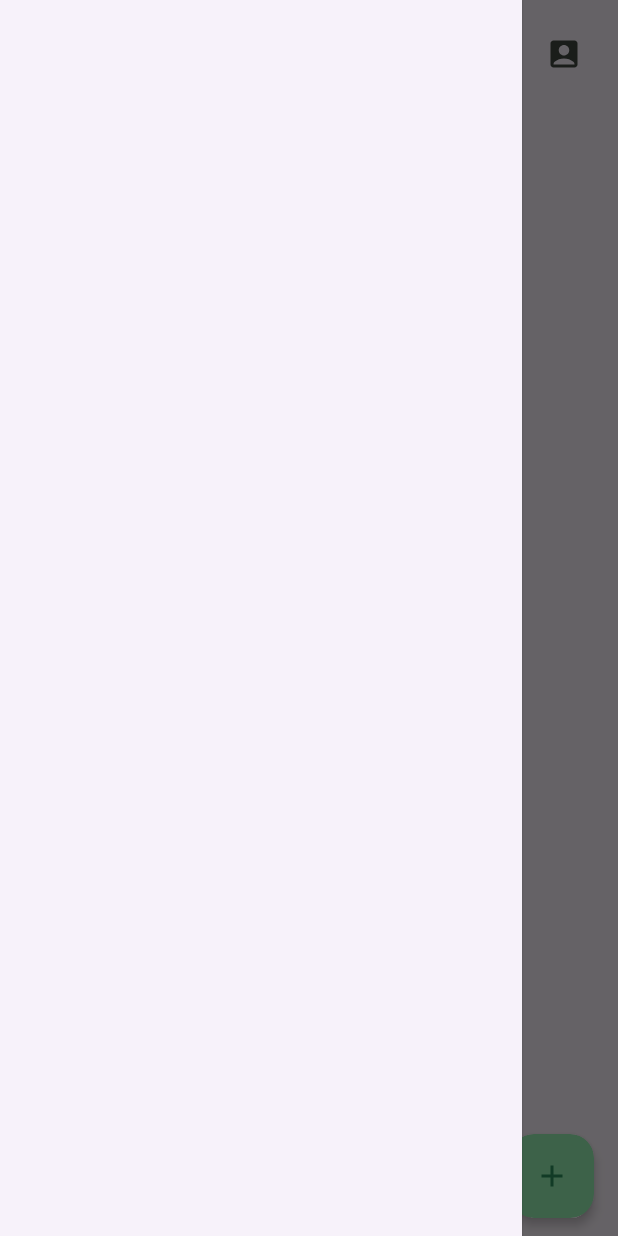
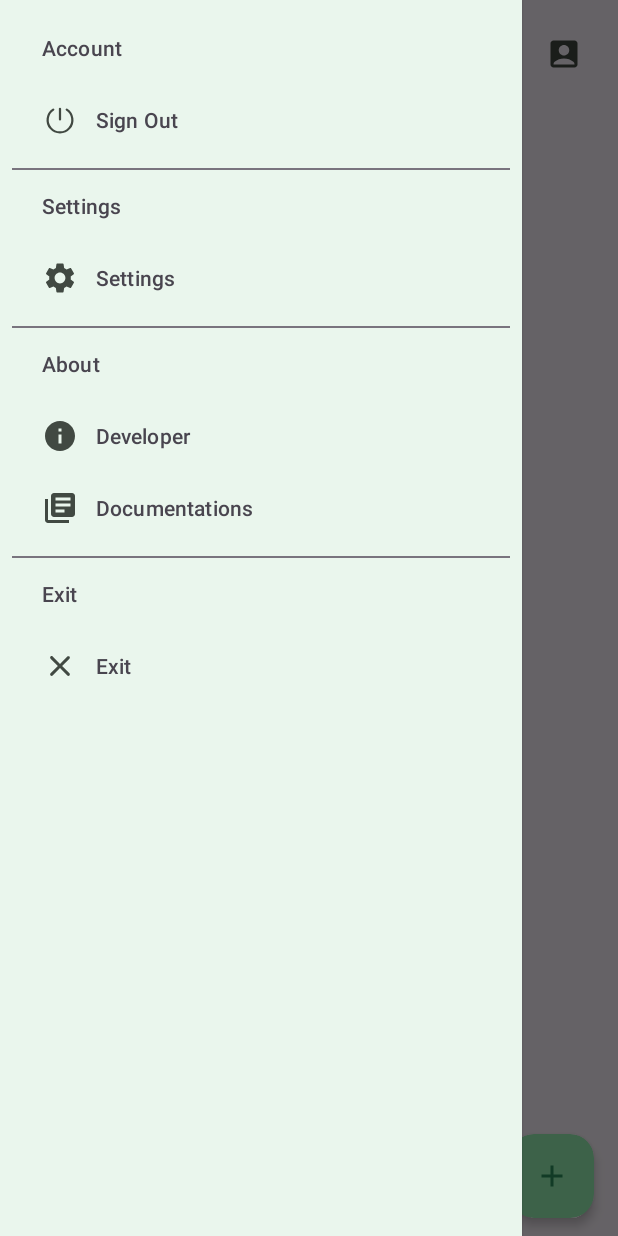
Before and after one commit to 1405yuga/PinTask, an Android app: the DisplayTaskFragment screen opened through its navigation route, with the side drawer open, on a phone screen of 412 x 824 dp. Run offline under Robolectric (Android 15) with nearby library versions, the phone set to English and light mode, and no system bars; our stand-ins replace Firebase (no records; nobody signed in at launch, a user with empty details on screens opened directly).

Commit message:
added navigation drawer

```diff
--- a/app/src/main/java/com/example/pintask/MainFragments/DisplayTaskFragment.kt
+++ b/app/src/main/java/com/example/pintask/MainFragments/DisplayTaskFragment.kt
@@ -6,16 +6,24 @@
 import android.view.View
 import android.view.ViewGroup
 import com.example.pintask.R
+import com.example.pintask.databinding.FragmentDisplayTaskBinding
 
 
 class DisplayTaskFragment : Fragment() {
 
+    private lateinit var binding: FragmentDisplayTaskBinding
     override fun onCreateView(
         inflater: LayoutInflater, container: ViewGroup?,
         savedInstanceState: Bundle?
     ): View? {
-        // Inflate the layout for this fragment
-        return inflater.inflate(R.layout.fragment_display_task, container, false)
+        binding = FragmentDisplayTaskBinding.inflate(inflater,container,false)
+        binding.apply {
+            navigationMenu.setOnClickListener {
+                binding.drawerLayout.open()
+            }
+        }
+
+        return binding.root
     }
 
 }
--- /dev/null
+++ b/app/src/main/res/drawable/baseline_about_24.xml
@@ -0,0 +1,5 @@
+<vector android:height="24dp" android:tint="#000000"
+    android:viewportHeight="24" android:viewportWidth="24"
+    android:width="24dp" xmlns:android="http://schemas.android.com/apk/res/android">
+    <path android:fillColor="@android:color/white" android:pathData="M12,2C6.48,2 2,6.48 2,12s4.48,10 10,10 10,-4.48 10,-10S17.52,2 12,2zM13,17h-2v-6h2v6zM13,9h-2L11,7h2v2z"/>
+</vector>
--- /dev/null
+++ b/app/src/main/res/drawable/baseline_documentations_24.xml
@@ -0,0 +1,5 @@
+<vector android:autoMirrored="true" android:height="24dp"
+    android:tint="#000000" android:viewportHeight="24"
+    android:viewportWidth="24" android:width="24dp" xmlns:android="http://schemas.android.com/apk/res/android">
+    <path android:fillColor="@android:color/white" android:pathData="M4,6L2,6v14c0,1.1 0.9,2 2,2h14v-2L4,20L4,6zM20,2L8,2c-1.1,0 -2,0.9 -2,2v12c0,1.1 0.9,2 2,2h12c1.1,0 2,-0.9 2,-2L22,4c0,-1.1 -0.9,-2 -2,-2zM19,11L9,11L9,9h10v2zM15,15L9,15v-2h6v2zM19,7L9,7L9,5h10v2z"/>
+</vector>
--- /dev/null
+++ b/app/src/main/res/drawable/baseline_settings_24.xml
@@ -0,0 +1,5 @@
+<vector android:height="24dp" android:tint="#000000"
+    android:viewportHeight="24" android:viewportWidth="24"
+    android:width="24dp" xmlns:android="http://schemas.android.com/apk/res/android">
+    <path android:fillColor="@android:color/white" android:pathData="M19.14,12.94c0.04,-0.3 0.06,-0.61 0.06,-0.94c0,-0.32 -0.02,-0.64 -0.07,-0.94l2.03,-1.58c0.18,-0.14 0.23,-0.41 0.12,-0.61l-1.92,-3.32c-0.12,-0.22 -0.37,-0.29 -0.59,-0.22l-2.39,0.96c-0.5,-0.38 -1.03,-0.7 -1.62,-0.94L14.4,2.81c-0.04,-0.24 -0.24,-0.41 -0.48,-0.41h-3.84c-0.24,0 -0.43,0.17 -0.47,0.41L9.25,5.35C8.66,5.59 8.12,5.92 7.63,6.29L5.24,5.33c-0.22,-0.08 -0.47,0 -0.59,0.22L2.74,8.87C2.62,9.08 2.66,9.34 2.86,9.48l2.03,1.58C4.84,11.36 4.8,11.69 4.8,12s0.02,0.64 0.07,0.94l-2.03,1.58c-0.18,0.14 -0.23,0.41 -0.12,0.61l1.92,3.32c0.12,0.22 0.37,0.29 0.59,0.22l2.39,-0.96c0.5,0.38 1.03,0.7 1.62,0.94l0.36,2.54c0.05,0.24 0.24,0.41 0.48,0.41h3.84c0.24,0 0.44,-0.17 0.47,-0.41l0.36,-2.54c0.59,-0.24 1.13,-0.56 1.62,-0.94l2.39,0.96c0.22,0.08 0.47,0 0.59,-0.22l1.92,-3.32c0.12,-0.22 0.07,-0.47 -0.12,-0.61L19.14,12.94zM12,15.6c-1.98,0 -3.6,-1.62 -3.6,-3.6s1.62,-3.6 3.6,-3.6s3.6,1.62 3.6,3.6S13.98,15.6 12,15.6z"/>
+</vector>
--- /dev/null
+++ b/app/src/main/res/drawable/round_exit_24.xml
@@ -0,0 +1,5 @@
+<vector android:height="24dp" android:tint="#000000"
+    android:viewportHeight="24" android:viewportWidth="24"
+    android:width="24dp" xmlns:android="http://schemas.android.com/apk/res/android">
+    <path android:fillColor="@android:color/white" android:pathData="M18.3,5.71c-0.39,-0.39 -1.02,-0.39 -1.41,0L12,10.59 7.11,5.7c-0.39,-0.39 -1.02,-0.39 -1.41,0 -0.39,0.39 -0.39,1.02 0,1.41L10.59,12 5.7,16.89c-0.39,0.39 -0.39,1.02 0,1.41 0.39,0.39 1.02,0.39 1.41,0L12,13.41l4.89,4.89c0.39,0.39 1.02,0.39 1.41,0 0.39,-0.39 0.39,-1.02 0,-1.41L13.41,12l4.89,-4.89c0.38,-0.38 0.38,-1.02 0,-1.4z"/>
+</vector>
--- /dev/null
+++ b/app/src/main/res/drawable/signout.xml
@@ -0,0 +1,20 @@
+<vector xmlns:android="http://schemas.android.com/apk/res/android"
+    android:width="256dp"
+    android:height="256dp"
+    android:viewportWidth="256"
+    android:viewportHeight="256">
+  <path
+      android:pathData="M127.99,48L127.99,124"
+      android:strokeLineJoin="round"
+      android:strokeWidth="16"
+      android:fillColor="#00000000"
+      android:strokeColor="#000"
+      android:strokeLineCap="round"/>
+  <path
+      android:pathData="M176,54.23a88,88 0,1 1,-96 -0"
+      android:strokeLineJoin="round"
+      android:strokeWidth="16"
+      android:fillColor="#00000000"
+      android:strokeColor="#000"
+      android:strokeLineCap="round"/>
+</vector>
--- a/app/src/main/res/layout/fragment_display_task.xml
+++ b/app/src/main/res/layout/fragment_display_task.xml
@@ -5,7 +5,8 @@
     android:id="@+id/drawerLayout"
     android:layout_width="match_parent"
     android:layout_height="match_parent"
-    tools:context=".MainFragments.DisplayTaskFragment">
+    tools:context=".MainFragments.DisplayTaskFragment"
+    tools:openDrawer="start">
 
     <androidx.constraintlayout.widget.ConstraintLayout
         android:layout_width="match_parent"
@@ -122,6 +123,9 @@
         android:fitsSystemWindows="true"
         app:dividerInsetEnd="8dp"
         app:dividerInsetStart="8dp"
-        app:drawerLayoutCornerSize="0dp" />
+        app:drawerLayoutCornerSize="0dp"
+        app:menu="@menu/navigation_drawer_menus"
+        app:itemIconTint="@color/md_theme_onSurfaceVariant"
+        android:backgroundTint="@color/navigation_bg"/>
 
 </androidx.drawerlayout.widget.DrawerLayout>
--- /dev/null
+++ b/app/src/main/res/menu/navigation_drawer_menus.xml
@@ -0,0 +1,40 @@
+<?xml version="1.0" encoding="utf-8"?>
+<menu xmlns:android="http://schemas.android.com/apk/res/android">
+    <item android:title="Account">
+        <menu>
+            <item
+                android:id="@+id/signOut"
+                android:icon="@drawable/signout"
+                android:title="Sign Out" />
+        </menu>
+    </item>
+    <item android:title="@string/settings">
+        <menu>
+            <item
+                android:id="@+id/settings"
+                android:icon="@drawable/baseline_settings_24"
+                android:title="@string/settings" />
+        </menu>
+    </item>
+    <item android:title="About">
+        <menu>
+            <item
+                android:id="@+id/developer"
+                android:icon="@drawable/baseline_about_24"
+                android:title="Developer" />
+            <item
+                android:id="@+id/doc"
+                android:icon="@drawable/baseline_documentations_24"
+                android:title="Documentations" />
+        </menu>
+    </item>
+    <item android:title="@string/exit">
+        <menu>
+            <item
+                android:id="@+id/exit"
+                android:icon="@drawable/round_exit_24"
+                android:title="@string/exit" />
+        </menu>
+    </item>
+
+</menu>
--- a/app/src/main/res/values-night/colors.xml
+++ b/app/src/main/res/values-night/colors.xml
@@ -30,4 +30,5 @@
     <color name="md_theme_surfaceTint">#7CDA9C</color>
     <color name="md_theme_outlineVariant">#414942</color>
     <color name="md_theme_scrim">#000000</color>
+    <color name="navigation_bg">#333333</color>
 </resources>
--- a/app/src/main/res/values/colors.xml
+++ b/app/src/main/res/values/colors.xml
@@ -34,5 +34,6 @@
     <color name="md_theme_surfaceTint">#006D3C</color>
     <color name="md_theme_outlineVariant">#C0C9BF</color>
     <color name="md_theme_scrim">#000000</color>
+    <color name="navigation_bg">#EAF6ED</color>
 
 </resources>
--- a/app/src/main/res/values/strings.xml
+++ b/app/src/main/res/values/strings.xml
@@ -3,4 +3,6 @@
     <!-- TODO: Remove or change this placeholder text -->
     <string name="hello_blank_fragment">Hello blank fragment</string>
     <string name="web_client_id">488553524964-1bf67kqneq46jrgv5dfb8h507lvt0f5s.apps.googleusercontent.com</string>
+    <string name="settings">Settings</string>
+    <string name="exit">Exit</string>
 </resources>
```
